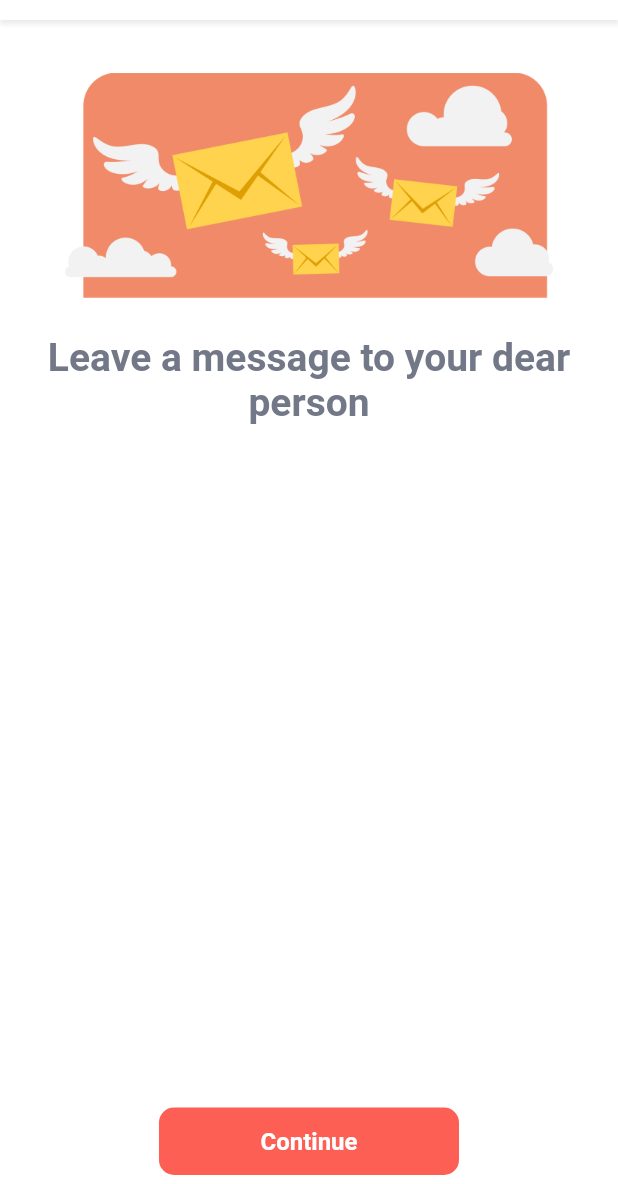
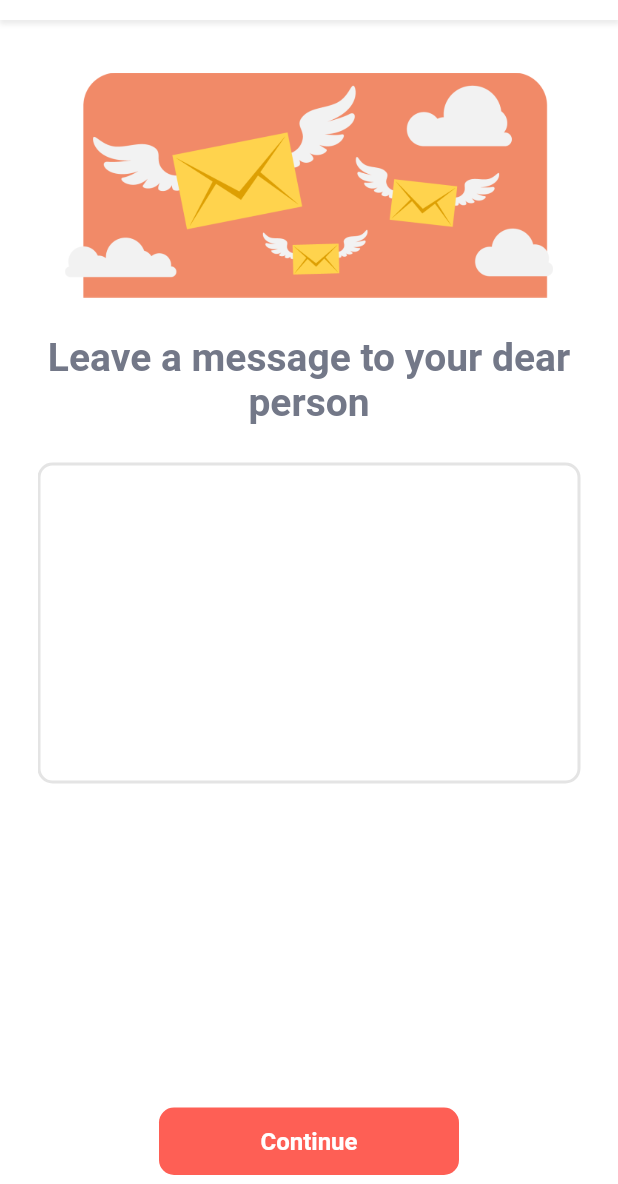
Before and after one commit to ahmedsalamay/ahmedsalamay.github.io, a Flutter app: the LeaveMessageDesktop screen opened directly, on a phone screen of 412 x 824 dp, the part 52-1236 px from its top. Run offline on Flutter 3.47's test engine with Material 2 defaults, Android fonts, the phone set to English and light mode, and no system bars; our stand-ins replace card_swiper, connectivity, dio, file_picker, get, hive and 4 more; missing offline and left inert: dio_logger, flutter_facebook_auth, flutter_shimmer; accounts and stored records are empty; project files that could hold a hidden picture were left out.

```diff
--- a/analysis_options.yaml
+++ b/analysis_options.yaml
@@ -43,7 +43,7 @@ linter:
     - overridden_fields
     - package_names
     - prefer_adjacent_string_concatenation
-#    - prefer_collection_literals
+    - prefer_collection_literals
     - prefer_conditional_assignment
     - prefer_contains
     - prefer_equal_for_default_values
@@ -69,9 +69,7 @@ linter:
     - unnecessary_this
     - use_function_type_syntax_for_parameters
     - use_rethrow_when_possible
+#    - prefer_if_null_operators
 
 # Additional information about this file can be found at
 # https://dart.dev/guides/language/analysis-options
-
-
-#    - prefer_if_null_operators
--- a/detective_connect.txt
+++ b/detective_connect.txt
@@ -1 +1 @@
-ws://127.0.0.1:64223/ChOEzj4mTiU=/ws
+ws://127.0.0.1:50174/WwLsgdrzhEI=/ws
--- a/lib/models/facebook_album.dart
+++ b/lib/models/facebook_album.dart
@@ -82,7 +82,7 @@ class Paging {
   final String? next;
 
   factory Paging.fromJson(Map<String, dynamic> json) => Paging(
-        next: json["next"] != null ? json["next"] : null,
+        next: json["next"] ?? null,
         cursors: Cursors.fromJson(json["cursors"]),
       );
 
--- a/lib/models/facebook_photo.dart
+++ b/lib/models/facebook_photo.dart
@@ -1,3 +1,5 @@
+// ignore: prefer_if_null_operators
+
 import 'dart:convert';
 
 PhotoPaging photoPagingFromJson(String str) =>
--- a/lib/routes/router.dart
+++ b/lib/routes/router.dart
@@ -19,10 +19,10 @@ Route onGenerateRoute(RouteSettings settings) {
   switch (settings.name) {
     case splashRoute:
       return MaterialPageRoute(
-          builder: (context) => SplashScreen(), settings: settings);
+          builder: (context) => const SplashScreen(), settings: settings);
     case onBoardRoute:
       return MaterialPageRoute(
-          builder: (context) => OnBoardView(), settings: settings);
+          builder: (context) => const OnBoardView(), settings: settings);
     case homeRoute:
       return MaterialPageRoute(
           builder: (context) => const HomeView(), settings: settings);
@@ -51,7 +51,7 @@ Route onGenerateRoute(RouteSettings settings) {
           builder: (context) => const TrackOrderScreen(), settings: settings);
     case chooseFrameRoute:
       return MaterialPageRoute(
-          builder: (context) => ChooseFrameScreen(), settings: settings);
+          builder: (context) => const ChooseFrameScreen(), settings: settings);
     case loginRoute:
       return MaterialPageRoute(
           builder: (context) => const LoginScreen(), settings: settings);
--- a/lib/screens/add_address/add_address_mobile.dart
+++ b/lib/screens/add_address/add_address_mobile.dart
@@ -15,6 +15,8 @@ import 'package:flutter/material.dart';
 import 'add_address_viewmodel.dart';
 
 class AddAddressScreenMobile extends StatelessWidget {
+  const AddAddressScreenMobile({Key? key}) : super(key: key);
+
   @override
   Widget build(BuildContext context) {
     var language = context.watch<Language>();
--- a/lib/screens/add_payment_method/add_payment_mobile.dart
+++ b/lib/screens/add_payment_method/add_payment_mobile.dart
@@ -16,6 +16,8 @@ import 'package:provider/provider.dart';
 import 'add_payment_method_viewmodel.dart';
 
 class AddPaymentMethodScreenMobile extends StatelessWidget {
+  const AddPaymentMethodScreenMobile({Key? key}) : super(key: key);
+
   @override
   Widget build(BuildContext context) {
     var language = context.watch<Language>();
--- a/lib/screens/choose_frame/choose_frame_desktop.dart
+++ b/lib/screens/choose_frame/choose_frame_desktop.dart
@@ -49,7 +49,7 @@ class _Body extends StatelessWidget {
           CustomAppBar(title: S.of(context).chooseYourFrame),
           Expanded(
             child: Row(
-              children: [
+              children: const [
                 Expanded(
                   flex: 3,
                   child: _Preview(),
--- a/lib/screens/leave_message/leave_message_desktop.dart
+++ b/lib/screens/leave_message/leave_message_desktop.dart
@@ -1,4 +1,6 @@
 import 'package:fimto_frame/models/language.dart';
+import 'package:fimto_frame/models/order.dart';
+import 'package:fimto_frame/services/message_service.dart';
 import 'package:provider/provider.dart';
 import 'leave_message_viewmodel.dart';
 import 'package:fimto_frame/themes/appBar.dart';
@@ -14,7 +16,9 @@ class LeaveMessageDesktop extends StatelessWidget {
   Widget build(BuildContext context) {
     var language = context.watch<Language>();
     return ChangeNotifierProvider<LeaveMessageViewModel>(
-        create: (_) => LeaveMessageViewModel(),
+        create: (_) => LeaveMessageViewModel(
+            order: context.read<Order>(),
+            messageService: context.read<MessageService>()),
         child: Scaffold(
           backgroundColor: Colors.white,
           endDrawer: language.currentLocale.languageCode == 'en'
@@ -60,6 +64,7 @@ class _Body extends StatelessWidget {
                       textAlign: TextAlign.center,
                     ),
                     const SizedBox(height: 25),
+                    const _MessageField()
                   ],
                 ),
               ),
@@ -76,3 +81,24 @@ class _Body extends StatelessWidget {
     );
   }
 }
+
+class _MessageField extends StatelessWidget {
+  const _MessageField({Key? key}) : super(key: key);
+
+  @override
+  Widget build(BuildContext context) {
+    var vm = context.read<LeaveMessageViewModel>();
+    var size = MediaQuery.of(context).size;
+    return SizedBox(
+      height: size.height * 0.6,
+      child: TextField(
+        minLines: 10,
+        maxLines: 15,
+        onChanged: (value) => vm.onMessageEntered(value),
+        decoration: const InputDecoration(
+          fillColor: Colors.white,
+        ),
+      ),
+    );
+  }
+}
--- a/lib/screens/leave_message/leave_message_viewmodel.dart
+++ b/lib/screens/leave_message/leave_message_viewmodel.dart
@@ -1,13 +1,26 @@
+import 'package:fimto_frame/models/order.dart';
 import 'package:fimto_frame/routes/router_names.dart';
+import 'package:fimto_frame/services/message_service.dart';
 import 'package:flutter/material.dart';
 import 'package:get/get.dart';
 
 class LeaveMessageViewModel extends ChangeNotifier {
-  LeaveMessageViewModel();
+  final MessageService messageService;
+  final Order order;
+  LeaveMessageViewModel({required this.messageService, required this.order});
 
-  Future<void> initAsync() async {}
+  String? _message;
+  String? get message => _message;
+
+  void onMessageEntered(String value) {
+    _message = value;
+  }
 
   void continueAction() async {
+    if (_message == null) {
+      return;
+    }
+    order.giftText = _message;
     Get.toNamed(chooseFrameRoute);
   }
 }
--- a/lib/themes/appBar.dart
+++ b/lib/themes/appBar.dart
@@ -18,7 +18,7 @@ class CustomAppBar extends StatelessWidget {
             color: Colors.grey.withOpacity(0.2),
             spreadRadius: 1,
             blurRadius: 2,
-            offset: Offset(0, 2), // changes position of shadow
+            offset: const Offset(0, 2), // changes position of shadow
           ),
         ]),
         child: Row(
@@ -28,7 +28,7 @@ class CustomAppBar extends StatelessWidget {
               flex: 1,
               child: IconButton(
                 onPressed: () => Get.back(),
-                icon: Image(
+                icon: const Image(
                   height: 20,
                   width: 20,
                   fit: BoxFit.fill,
@@ -48,7 +48,7 @@ class CustomAppBar extends StatelessWidget {
             Expanded(
               flex: 1,
               child: IconButton(
-                icon: Icon(Icons.menu, size: 30, color: Colors.black),
+                icon: const Icon(Icons.menu, size: 30, color: Colors.black),
                 onPressed: () => Scaffold.of(context).openEndDrawer(),
               ),
             ),
```
Also changed, not shown: lib/screens/add_address/add_address_desktop.dart (+5 -3 lines), lib/screens/add_address/add_address_view.dart (+6 -7 lines), lib/screens/add_payment_method/add_payment_desktop.dart (+8 -6 lines), lib/screens/add_payment_method/add_payment_method_view.dart (+6 -6 lines), lib/screens/choose_frame/choose_frame_mobile.dart (+16 -9 lines), lib/screens/choose_frame/choose_frame_viewmodel.dart (+8 -2 lines), lib/screens/leave_message/leave_message_mobile.dart (+27 -1 lines), 1 other file.
